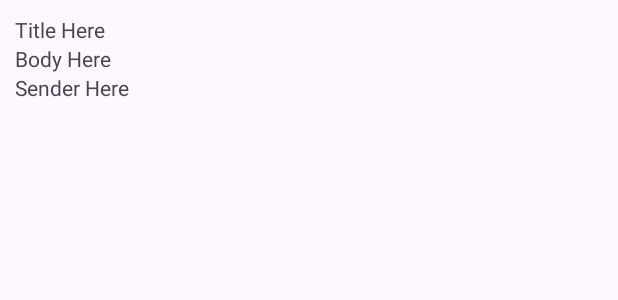
After one commit to trtajim/rzs-connect, an Android app: the layout layout_notice.xml on its own in the app's theme, with its tools: preview values and no code run, on a phone screen of 412 x 824 dp. The commit adds this screen. Shown: the top 300 px of the screen. Run offline under Robolectric (Android 15) with nearby library versions, the phone set to English and light mode, and no system bars.

Commit message:
feat: show notices in MainActivity inside recyclerView, create Adapter and essentials for that

```diff
--- a/app/src/main/java/com/rzsconnect/app/utils/CONSTANTS.java
+++ b/app/src/main/java/com/rzsconnect/app/utils/CONSTANTS.java
@@ -18,4 +18,8 @@ public class CONSTANTS {
     public static final String STATUS_SUCCESS = "success";
     public static final String STATUS_PENDING = "pending";
     public static final String SHARED_PREFERENCE_NAME = "rzsConnect";
+    public static final String KEY_TITLE = "title";
+    public static final String KEY_BODY = "body";
+    public static final String KEY_SENDER = "sender";
+
 }
--- /dev/null
+++ b/app/src/main/res/layout/layout_notice.xml
@@ -0,0 +1,47 @@
+<?xml version="1.0" encoding="utf-8"?>
+<androidx.constraintlayout.widget.ConstraintLayout xmlns:android="http://schemas.android.com/apk/res/android"
+    android:layout_width="match_parent"
+    android:layout_height="wrap_content"
+    xmlns:app="http://schemas.android.com/apk/res-auto">
+
+    <androidx.constraintlayout.widget.ConstraintLayout
+        android:layout_width="match_parent"
+        android:layout_height="wrap_content"
+        app:layout_constraintTop_toTopOf="parent"
+        android:padding="10dp"
+        >
+
+        <TextView
+            android:id="@+id/titleText"
+            android:layout_width="wrap_content"
+            android:layout_height="wrap_content"
+            android:text="Title Here"
+
+            app:layout_constraintTop_toTopOf="parent"
+            app:layout_constraintStart_toStartOf="parent"
+            />
+
+
+        <TextView
+            android:id="@+id/bodyText"
+            android:layout_width="wrap_content"
+            android:layout_height="wrap_content"
+            android:text="Body Here"
+
+            app:layout_constraintTop_toBottomOf="@id/titleText"
+            app:layout_constraintStart_toStartOf="parent"/>
+
+
+        <TextView
+            android:id="@+id/senderText"
+            android:layout_width="wrap_content"
+            android:layout_height="wrap_content"
+            android:text="Sender Here"
+
+            app:layout_constraintTop_toBottomOf="@id/bodyText"
+            app:layout_constraintStart_toStartOf="parent"/>
+
+
+    </androidx.constraintlayout.widget.ConstraintLayout>
+
+</androidx.constraintlayout.widget.ConstraintLayout>
```
Also changed, not shown: app/src/main/java/com/rzsconnect/app/MainActivity.java (+41 -7 lines), app/src/main/java/com/rzsconnect/app/adapters/RecyclerHomeAdapter.java (added, +68 -0 lines).
